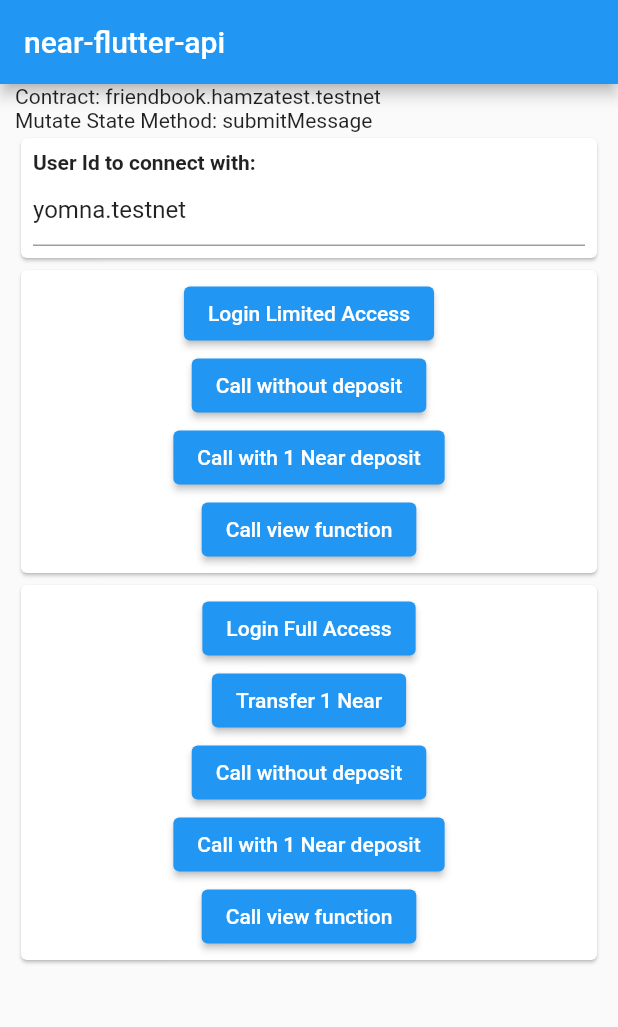
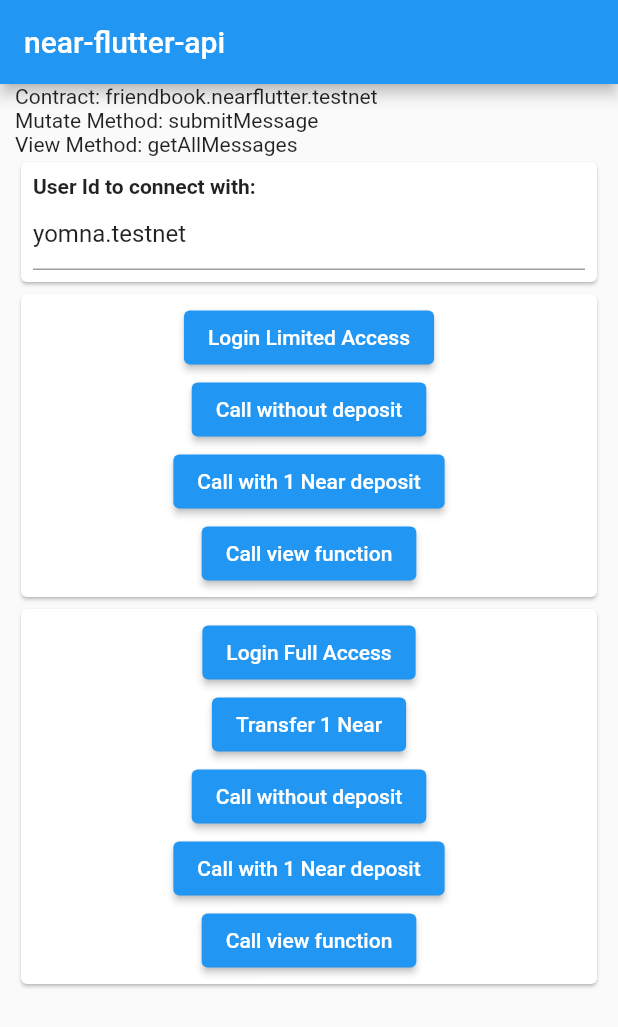
Before and after one commit to neararabic/near-api-flutter, a Flutter app: the screen it shows after launch, on a phone screen of 412 x 824 dp. Shown: the top 1027 px of the screen. Run offline on Flutter 3.47's test engine with Material 2 defaults, Android fonts, the phone set to English and light mode, and no system bars; missing offline and left inert: borsh_annotation, bs58, ed25519_edwards; accounts and stored records are empty.

Commit message:
[UPDATE]: example uses near friendbook.nearflutter.testnet as its contract

```diff
--- a/example/lib/main.dart
+++ b/example/lib/main.dart
@@ -36,8 +36,9 @@ class MyHomePage extends StatefulWidget {
 
 class _MyHomePageState extends State<MyHomePage> {
   Map response = {};
-  String contractId = 'friendbook.hamzatest.testnet';
-  String method = 'submitMessage';
+  String contractId = 'friendbook.nearflutter.testnet';
+  String mutateMethod = 'submitMessage';
+  String viewMethod = 'getAllMessages';
 
   late Account connectedAccount;
 
@@ -65,7 +66,10 @@ class _MyHomePageState extends State<MyHomePage> {
               "Contract: $contractId",
             ),
             Text(
-              "Mutate State Method: $method",
+              "Mutate Method: $mutateMethod",
+            ),
+            Text(
+              "View Method: $viewMethod",
             ),
             Column(
               crossAxisAlignment: CrossAxisAlignment.stretch,
@@ -94,7 +98,7 @@ class _MyHomePageState extends State<MyHomePage> {
                 //connect
                 onPressed: () {
                   String walletURL = 'https://wallet.testnet.near.org/login/?';
-                  String contractId = 'friendbook.hamzatest.testnet';
+                  String contractId = 'friendbook.nearflutter.testnet';
                   String appTitle = 'Friendbook';
                   String accountId = userAccount;
                   String nearSignInSuccessUrl =
@@ -118,7 +122,7 @@ class _MyHomePageState extends State<MyHomePage> {
                   String method = 'submitMessage';
                   String methodArgs =
                       '{"content":"message text","receiver":"htahir.testnet"}';
-                  String contractId = 'friendbook.hamzatest.testnet';
+                  String contractId = 'friendbook.nearflutter.testnet';
 
                   Contract contract = Contract(contractId, connectedAccount);
                   response = await NEARTester.callMethodLimitedAccess(
@@ -137,7 +141,7 @@ class _MyHomePageState extends State<MyHomePage> {
                   String method = 'submitMessage';
                   String methodArgs =
                       '{"content":"message text","receiver":"htahir.testnet"}';
-                  String contractId = 'friendbook.hamzatest.testnet';
+                  String contractId = 'friendbook.nearflutter.testnet';
                   String nearSignInSuccessUrl =
                       'https://near-transaction-serializer.herokuapp.com/success';
                   String nearSignInFailUrl =
@@ -165,8 +169,8 @@ class _MyHomePageState extends State<MyHomePage> {
               ElevatedButton(
                 //call method
                 onPressed: () async {
-                  String contractId = 'friendbook.hamzatest.testnet';
-                  String method = 'getAllMessages';
+                  String contractId = 'friendbook.nearflutter.testnet';
+                  String method = viewMethod;
                   String methodArgs = '';
 
                   Contract contract = Contract(contractId, connectedAccount);
@@ -237,7 +241,7 @@ class _MyHomePageState extends State<MyHomePage> {
                   }
 
                   String walletURL = 'https://wallet.testnet.near.org/login/?';
-                  String contractId = 'friendbook.hamzatest.testnet';
+                  String contractId = 'friendbook.nearflutter.testnet';
                   String appTitle = 'Friendbook';
                   String accountId = userAccount;
                   String nearSignInSuccessUrl =
@@ -268,7 +272,7 @@ class _MyHomePageState extends State<MyHomePage> {
                   String method = 'submitMessage';
                   String methodArgs =
                       '{"content":"message text","receiver":"htahir.testnet"}';
-                  String contractId = 'friendbook.hamzatest.testnet';
+                  String contractId = 'friendbook.nearflutter.testnet';
                   Contract contract = Contract(contractId, connectedAccount);
 
                   response = await NEARTester.callMethodFullAccess(
@@ -282,7 +286,7 @@ class _MyHomePageState extends State<MyHomePage> {
                   String method = 'submitMessage';
                   String methodArgs =
                       '{"content":"message text","receiver":"htahir.testnet"}';
-                  String contractId = 'friendbook.hamzatest.testnet';
+                  String contractId = 'friendbook.nearflutter.testnet';
 
                   Contract contract = Contract(contractId, connectedAccount);
 
@@ -295,8 +299,7 @@ class _MyHomePageState extends State<MyHomePage> {
               ElevatedButton(
                 //call method
                 onPressed: () async {
-                  String contractId = 'friendbook.hamzatest.tes'
-                      '++++++tnet';
+                  String contractId = 'friendbook.nearflutter.testnet';
                   String method = 'getAllMessages';
                   String methodArgs = '';
 
```
Also changed, not shown: example/pubspec.lock, 1 other file.
